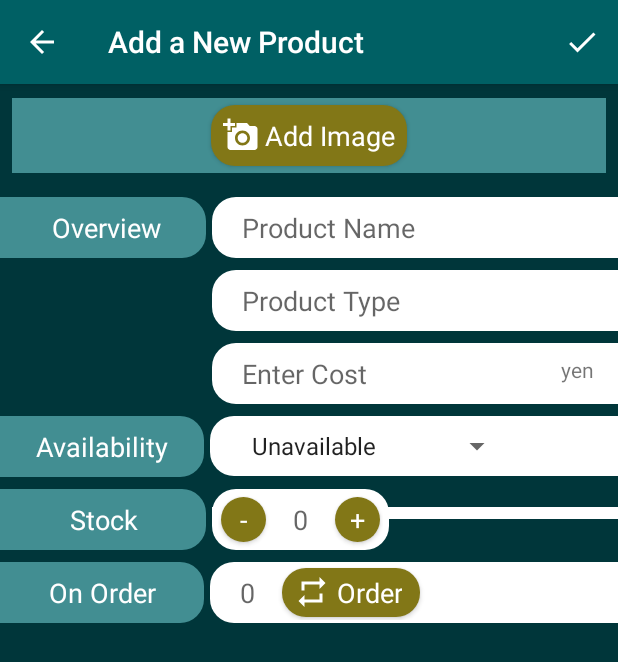
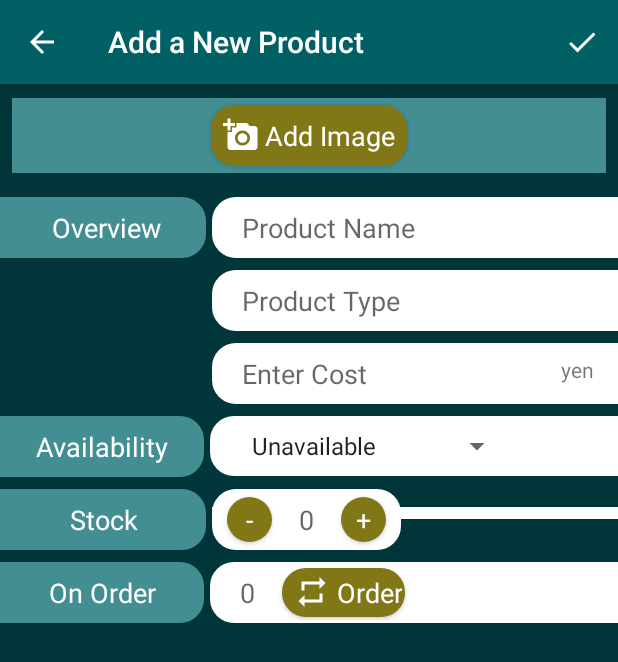
Before and after one commit to michael-lundie/freshpots, an Android app: the EditorActivity screen opened directly, with no data from a screen before it, on a phone screen of 412 x 824 dp. Shown: the top 662 px of the screen. Run offline under Robolectric (Android 15) with nearby library versions, the phone set to English and light mode, and no system bars.

```diff
--- a/app/src/main/java/io/lundie/michael/freshpots/CatalogueActivity.java
+++ b/app/src/main/java/io/lundie/michael/freshpots/CatalogueActivity.java
@@ -114,6 +114,8 @@ public class CatalogueActivity extends AppCompatActivity implements LoaderManage
                 ItemEntry._ID,
                 ItemEntry.COLUMN_ITEM_NAME,
                 ItemEntry.COLUMN_ITEM_TYPE,
+                ItemEntry.COLUMN_ITEM_IMAGE,
+
                 ItemEntry.COLUMN_ITEM_STOCK,
                 ItemEntry.COLUMN_ITEM_SALES,
                 ItemEntry.COLUMN_ITEM_COST };
--- a/app/src/main/res/layout/activity_editor.xml
+++ b/app/src/main/res/layout/activity_editor.xml
@@ -13,13 +13,13 @@
     android:layout_width="match_parent"
     android:layout_height="wrap_content"
     android:orientation="vertical"
-    android:paddingTop="1dp"
+    android:paddingTop="@dimen/top_padding"
    >
     <LinearLayout
         android:layout_width="match_parent"
         android:layout_height="wrap_content"
-        android:minHeight="50dp"
-        android:layout_margin="8dp"
+        android:minHeight="@dimen/editor_image_minheight"
+        android:layout_margin="@dimen/half_padding"
         android:gravity="center"
         android:background="@color/primaryLightColor">
 
@@ -29,8 +29,8 @@
             android:layout_height="wrap_content"
             android:layout_gravity="center"
             style="@style/RoundedButtonGreen"
-            android:drawablePadding="4dp"
-            android:padding="8dp"
+            android:drawablePadding="@dimen/button_drawable_padding"
+            android:padding="@dimen/half_padding"
             android:text="Add Image"
             android:drawableLeft="@drawable/ic_add_photo"
             android:textAlignment="center"/>
@@ -49,16 +49,16 @@
         <TextView
             android:text="@string/category_overview"
             style="@style/CategoryStyle"
-            android:paddingRight="16dp"
-            android:paddingTop="8dp"
-            android:paddingBottom="8dp"/>
+            android:paddingRight="@dimen/default_padding"
+            android:paddingTop="@dimen/half_padding"
+            android:paddingBottom="@dimen/half_padding"/>
 
         <!-- Input fields -->
         <LinearLayout
             android:layout_height="wrap_content"
             android:layout_width="0dp"
             android:layout_weight="2"
-            android:paddingLeft="4dp"
+            android:paddingLeft="@dimen/editor_input_leftpadding"
             android:orientation="vertical">
 
             <EditText
@@ -147,7 +147,7 @@
             android:layout_width="0dp"
             style="@style/DetailTextStyle"
             android:layout_weight="2"
-            android:layout_marginLeft="4dp"
+            android:layout_marginLeft="@dimen/editor_input_leftpadding"
             android:orientation="vertical">
 
             <!-- Availability drop-down spinner -->
@@ -155,7 +155,7 @@
                 android:id="@+id/spinner_availability"
                 android:layout_height="wrap_content"
                 android:layout_width="wrap_content"
-                android:paddingRight="16dp"
+                android:paddingRight="@dimen/default_padding"
 
                 android:spinnerMode="dropdown"/>
         </LinearLayout>
@@ -180,18 +180,18 @@
             <View
                 android:layout_width="match_parent"
                 android:layout_centerVertical="true"
-                android:layout_marginLeft="4dp"
-                android:paddingTop="8dp"
-                android:layout_height="8dp"
+                android:layout_marginLeft="@dimen/editor_input_leftpadding"
+                android:paddingTop="@dimen/half_padding"
+                android:layout_height="@dimen/half_padding"
                 android:background="@color/primaryTextColor"/>
             <LinearLayout
                 android:layout_height="match_parent"
                 android:layout_width="wrap_content"
                 android:background="@drawable/rounded_solid_white"
-                android:layout_marginLeft="4dp"
-                android:paddingLeft="4dp"
-                android:paddingRight="4dp"
-                android:layout_marginTop="8dp"
+                android:layout_marginLeft="@dimen/editor_input_leftpadding"
+                android:paddingLeft="@dimen/half_padding"
+                android:paddingRight="@dimen/half_padding"
+                android:layout_marginTop="@dimen/half_padding"
                 android:orientation="horizontal">
 
                 <Button
@@ -234,11 +234,11 @@
             android:layout_width="0dp"
             android:layout_weight="2"
             style="@style/DetailTextStyle"
-            android:paddingLeft="4dp"
-            android:paddingTop="2dp"
-            android:paddingBottom="2dp"
-            android:paddingRight="4dp"
-            android:layout_marginLeft="4dp"
+            android:paddingLeft="@dimen/editor_input_leftpadding"
+            android:paddingTop="@dimen/editor_layout_withbutton_viewpadding"
+            android:paddingBottom="@dimen/editor_layout_withbutton_viewpadding"
+            android:paddingRight="@dimen/editor_input_leftpadding"
+            android:layout_marginLeft="@dimen/editor_input_leftpadding"
             android:orientation="horizontal">
 
             <TextView
@@ -252,16 +252,15 @@
                 android:background="@drawable/rounded_solid_button"
                 android:layout_width="wrap_content"
                 android:layout_height="wrap_content"
-                android:paddingRight="12dp"
-                android:paddingLeft="8dp"
-                android:paddingTop="4dp"
-                android:paddingBottom="4dp"
+                android:paddingRight="@dimen/editor_layout_withbutton_rightpadding"
+                android:paddingLeft="@dimen/half_padding"
+                android:paddingTop="@dimen/editor_input_leftpadding"
+                android:paddingBottom="@dimen/editor_input_leftpadding"
                 android:drawableLeft="@drawable/ic_restock"
-                android:drawablePadding="4dp"
+                android:drawablePadding="@dimen/button_drawable_padding"
                 android:text="Order"/>
 
         </LinearLayout>
     </LinearLayout>
-
 </LinearLayout>
 </ScrollView>
--- a/app/src/main/res/layout/dialogue_sell.xml
+++ b/app/src/main/res/layout/dialogue_sell.xml
@@ -11,7 +11,7 @@
 
     <LinearLayout
         android:layout_width="match_parent"
-        android:layout_height="wrap_content"
+        android:layout_height="0dp"
         android:layout_weight="2"
         android:orientation="horizontal">
 
--- a/app/src/main/res/values/dimens.xml
+++ b/app/src/main/res/values/dimens.xml
@@ -1,5 +1,19 @@
 <?xml version="1.0" encoding="utf-8"?>
 <resources>
+    <!--/ General UI  /-->
+    <dimen name="default_padding">16dp</dimen>
+    <dimen name="half_padding">8dp</dimen>
+
+    <!--/ Button with icon /-->
+    <dimen name="button_drawable_padding">4dp</dimen>
+
+    <!--/ Editor Activity -->
+    <dimen name="top_padding">1dp</dimen>
+    <dimen name="editor_image_minheight">50dp</dimen>
+    <dimen name="editor_input_leftpadding">4dp</dimen>
+    <dimen name="editor_layout_withbutton_viewpadding">2dp</dimen>
+    <dimen name="editor_layout_withbutton_rightpadding">2dp</dimen>
+
     <!-- Margin around the floating action button in CatalogActivity -->
     <dimen name="fab_margin">16dp</dimen>
 
--- a/app/src/main/res/values/strings.xml
+++ b/app/src/main/res/values/strings.xml
@@ -19,6 +19,12 @@
 
     <!-- Label for overflow menu option that links to the editor activity [CHAR LIMIT=20] -->
     <string name="action_goto_editor">Editor</string>
+
+    <!-- Button Label for sale in catalogue activity [CHAR LIMIT=12] -->
+    <string name="button_edit">Edit</string>
+
+    <!-- Button Label for sale in catalogue activity [CHAR LIMIT=12] -->
+    <string name="button_sale">Sell Item</string>
 
     <!-- Dialogue label for sales quantity [CHAR LIMIT=20] -->
     <string name="sell_dialogue_quantity">How many sold?</string>
@@ -129,5 +135,25 @@
     <!-- Toast message for successful item deletion [CHAR LIMIT=NONE] -->
     <string name="editor_nothing_added">No products were added.</string>
 
+    <!-- Dialogue category title for restock [CHAR LIMIT=30@S] -->
+    <string name="dialogue_restock_choose_quantity">Choose Order Quantity</string>
+
+    <!-- Dialogue restock - counter maximum [CHAR LIMIT=30@S] -->
+    <string name="dialogue_restock_toast_counter_max">Sorry! Maximum stock order is</string>
+
+    <!-- Dialogue restock - counter maximum [CHAR LIMIT=30@S] -->
+    <string name="dialogue_restock_toast_counter_min">Sorry! You can\'t order less than one item.</string>
+
+    <!-- Toast message for no stock [CHAR LIMIT=NONE] -->
+    <string name="toast_nostock">Sorry, but there is no stock!</string>
+
+    <!-- Toast message for sale counter - maximum stock reached [CHAR LIMIT=NONE] -->
+    <string name="toast_salecounter_max">Sorry! Maximum stock available is</string>
+
+    <!-- Toast message for sale counter - minimum reached [CHAR LIMIT=NONE] -->
+    <string name="toast_salecounter_min">Sorry! You can\'t sell less than one item.</string>
+
+    <!-- Toast message for sale counter - minimum reached [CHAR LIMIT=NONE] -->
+    <string name="toast_image_error">Sorry! We couldn\'t access that image.</string>
 
 </resources>
```
Also changed, not shown: app/src/main/java/io/lundie/michael/freshpots/DashboardActivity.java (deleted, +0 -42 lines), app/src/main/java/io/lundie/michael/freshpots/EditorActivity.java (+48 -79 lines), app/src/main/java/io/lundie/michael/freshpots/ItemCursorAdapter.java (+25 -23 lines), app/src/main/java/io/lundie/michael/freshpots/utilities/DbBitmapUtility.java (+6 -30 lines), app/src/main/res/drawable/rounded_bottom_dialogue_title.xml (added, +17 -0 lines), app/src/main/res/layout/activity_catalogue.xml (+2 -11 lines), app/src/main/res/layout/activity_dashboard.xml (deleted, +0 -18 lines), app/src/main/res/layout/dialogue_restock.xml (+10 -22 lines), app/src/main/res/layout/list_item.xml (+5 -4 lines), app/src/main/res/values/styles.xml (+20 -0 lines).
